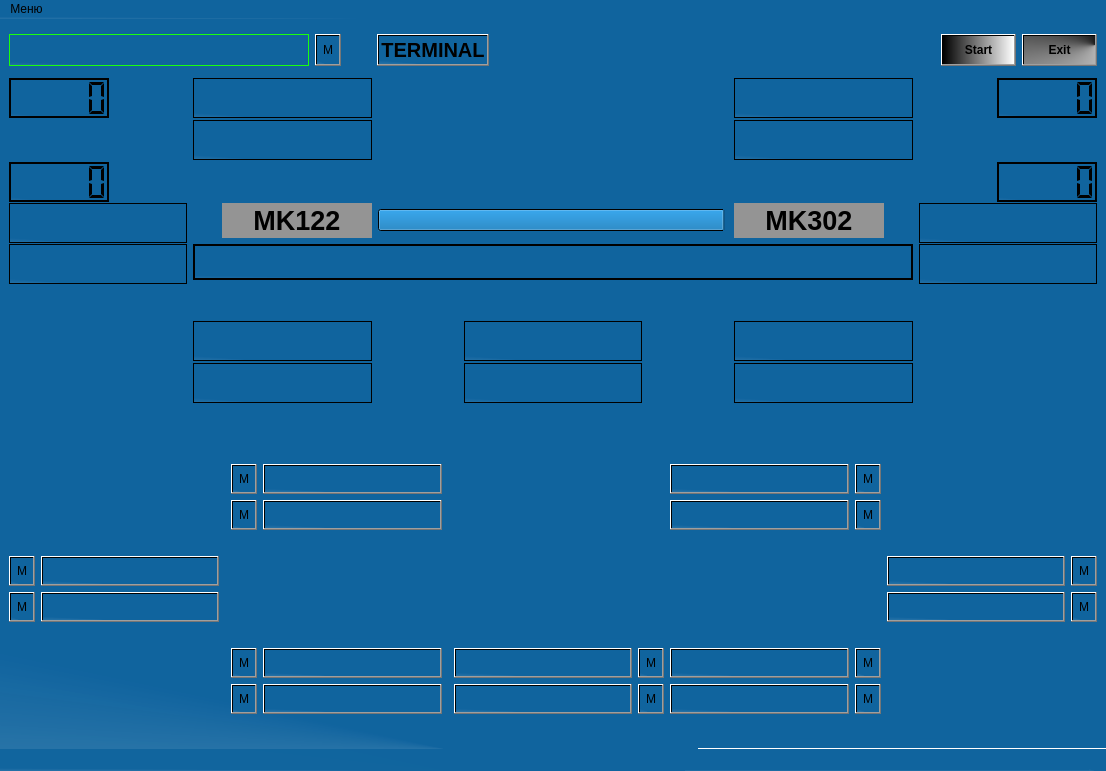
This is Maintenance_design_osh.ui in meteoaza/maint as Qt 5 draws it before an edit. The edited form follows.
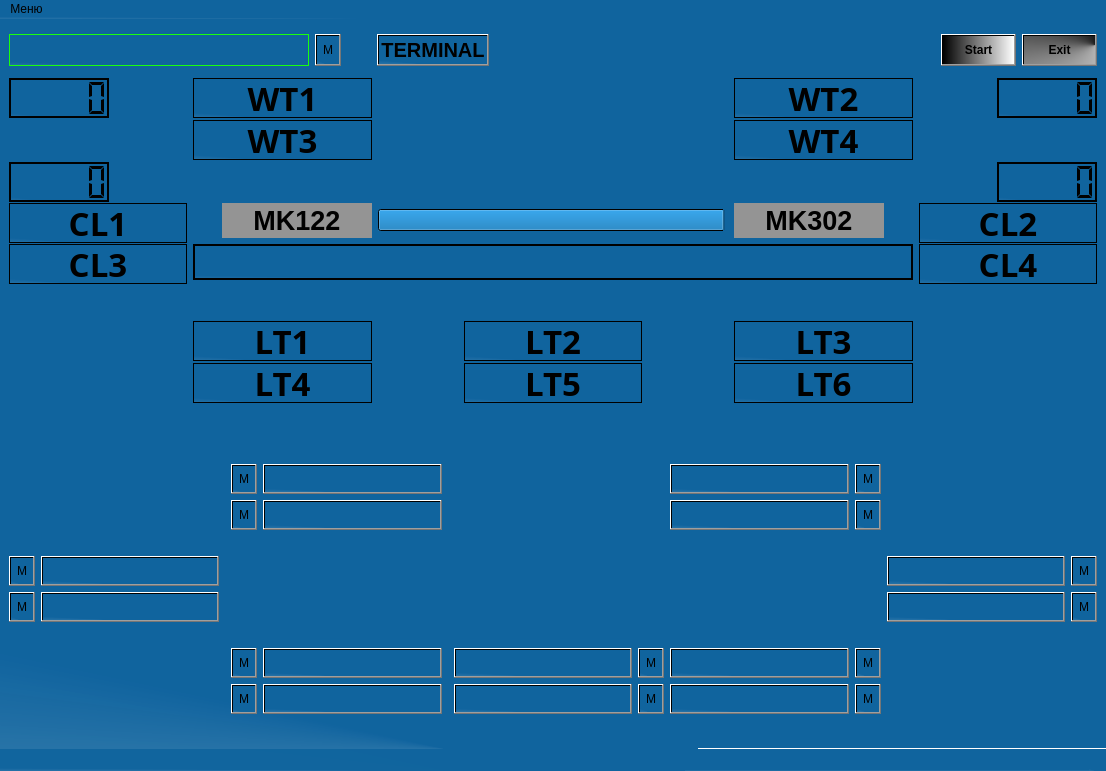
This is the edited form. Icons and pictures are not drawn.

The edit to the form file:
```diff
--- a/Maintenance_design_osh.ui
+++ b/Maintenance_design_osh.ui
@@ -327,7 +327,7 @@
          <enum>QFrame::Sunken</enum>
         </property>
         <property name="text">
-         <string/>
+         <string>LT5</string>
         </property>
         <property name="textFormat">
          <enum>Qt::AutoText</enum>
@@ -369,7 +369,7 @@
          <enum>QFrame::Sunken</enum>
         </property>
         <property name="text">
-         <string/>
+         <string>WT1</string>
         </property>
         <property name="textFormat">
          <enum>Qt::AutoText</enum>
@@ -411,7 +411,7 @@
          <enum>QFrame::Sunken</enum>
         </property>
         <property name="text">
-         <string/>
+         <string>WT2</string>
         </property>
         <property name="textFormat">
          <enum>Qt::AutoText</enum>
@@ -453,7 +453,7 @@
          <enum>QFrame::Sunken</enum>
         </property>
         <property name="text">
-         <string/>
+         <string>LT3</string>
         </property>
         <property name="textFormat">
          <enum>Qt::AutoText</enum>
@@ -495,7 +495,7 @@
          <enum>QFrame::Sunken</enum>
         </property>
         <property name="text">
-         <string/>
+         <string>LT4</string>
         </property>
         <property name="textFormat">
          <enum>Qt::AutoText</enum>
@@ -537,7 +537,7 @@
          <enum>QFrame::Sunken</enum>
         </property>
         <property name="text">
-         <string/>
+         <string>LT1</string>
         </property>
         <property name="textFormat">
          <enum>Qt::AutoText</enum>
@@ -618,7 +618,7 @@
          <enum>QFrame::Sunken</enum>
         </property>
         <property name="text">
-         <string/>
+         <string>CL2</string>
         </property>
         <property name="textFormat">
          <enum>Qt::AutoText</enum>
@@ -698,7 +698,7 @@
          <enum>QFrame::Sunken</enum>
         </property>
         <property name="text">
-         <string/>
+         <string>CL3</string>
         </property>
         <property name="textFormat">
          <enum>Qt::AutoText</enum>
@@ -753,7 +753,7 @@
          <enum>QFrame::Sunken</enum>
         </property>
         <property name="text">
-         <string/>
+         <string>LT2</string>
         </property>
         <property name="textFormat">
          <enum>Qt::AutoText</enum>
@@ -795,7 +795,7 @@
          <enum>QFrame::Sunken</enum>
         </property>
         <property name="text">
-         <string/>
+         <string>CL4</string>
         </property>
         <property name="textFormat">
          <enum>Qt::AutoText</enum>
@@ -837,7 +837,7 @@
          <enum>QFrame::Sunken</enum>
         </property>
         <property name="text">
-         <string/>
+         <string>WT3</string>
         </property>
         <property name="textFormat">
          <enum>Qt::AutoText</enum>
@@ -879,7 +879,7 @@
          <enum>QFrame::Sunken</enum>
         </property>
         <property name="text">
-         <string/>
+         <string>LT6</string>
         </property>
         <property name="textFormat">
          <enum>Qt::AutoText</enum>
@@ -957,7 +957,7 @@
          <enum>QFrame::Sunken</enum>
         </property>
         <property name="text">
-         <string/>
+         <string>WT4</string>
         </property>
         <property name="textFormat">
          <enum>Qt::AutoText</enum>
@@ -1053,7 +1053,7 @@
          <enum>QFrame::Sunken</enum>
         </property>
         <property name="text">
-         <string/>
+         <string>CL1</string>
         </property>
         <property name="textFormat">
          <enum>Qt::AutoText</enum>
```
Left out of the diff: 56 changed lines with no effect on the pictures.
